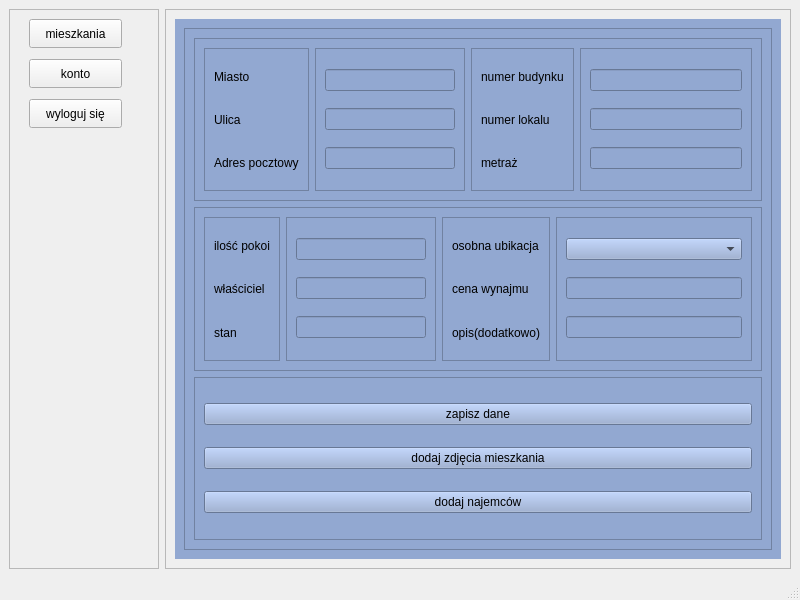
Above: src/UI/templates/mainwindow.ui from BartoszPietrucha/projekt before the change. Below: the same form after it.
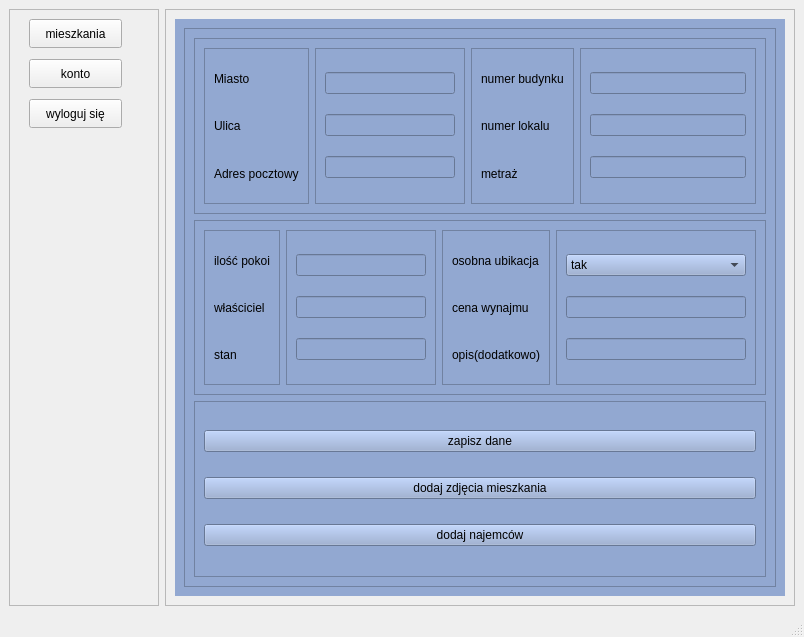
That is the form after the change. The open tabs and pages were chosen to show the change.

What changed in the file:
```diff
--- a/src/UI/templates/mainwindow.ui
+++ b/src/UI/templates/mainwindow.ui
@@ -6,8 +6,8 @@
    <rect>
     <x>0</x>
     <y>0</y>
-    <width>800</width>
-    <height>600</height>
+    <width>804</width>
+    <height>637</height>
    </rect>
   </property>
   <property name="windowTitle">
@@ -651,7 +651,18 @@
                    </property>
                    <layout class="QVBoxLayout" name="verticalLayout_12">
                     <item>
-                     <widget class="QComboBox" name="cb_osoba_wc"/>
+                     <widget class="QComboBox" name="cb_osoba_wc">
+                      <item>
+                       <property name="text">
+                        <string>tak</string>
+                       </property>
+                      </item>
+                      <item>
+                       <property name="text">
+                        <string>nie</string>
+                       </property>
+                      </item>
+                     </widget>
                     </item>
                     <item>
                      <widget class="QLineEdit" name="l_cena"/>
```
Left out of the diff: 26 changed lines with no effect on the pictures.
